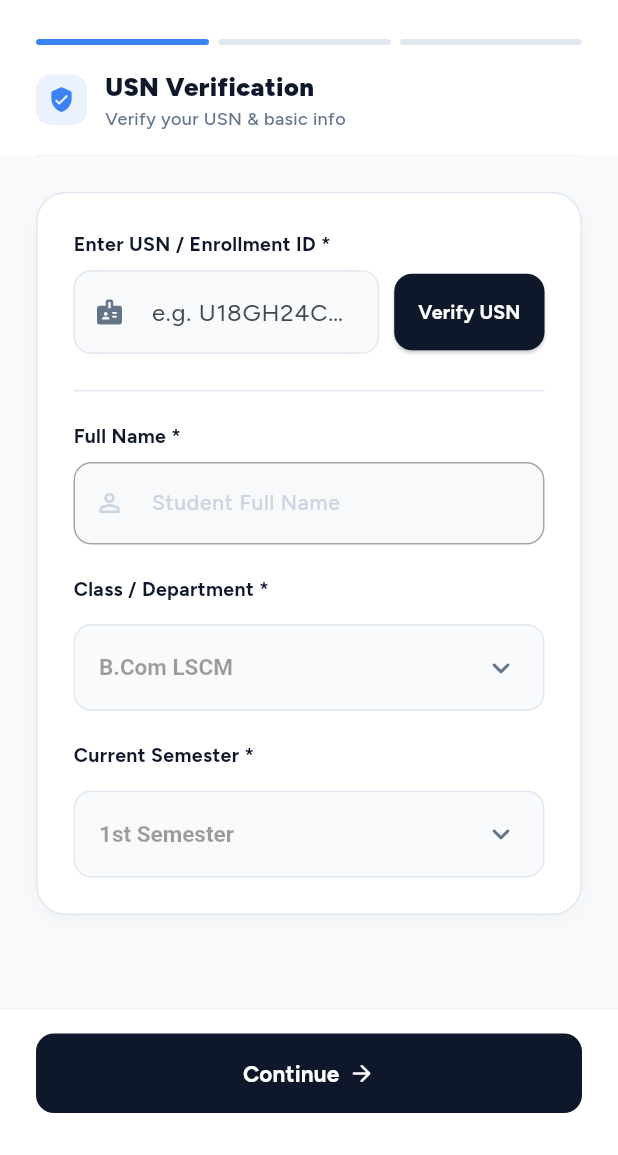
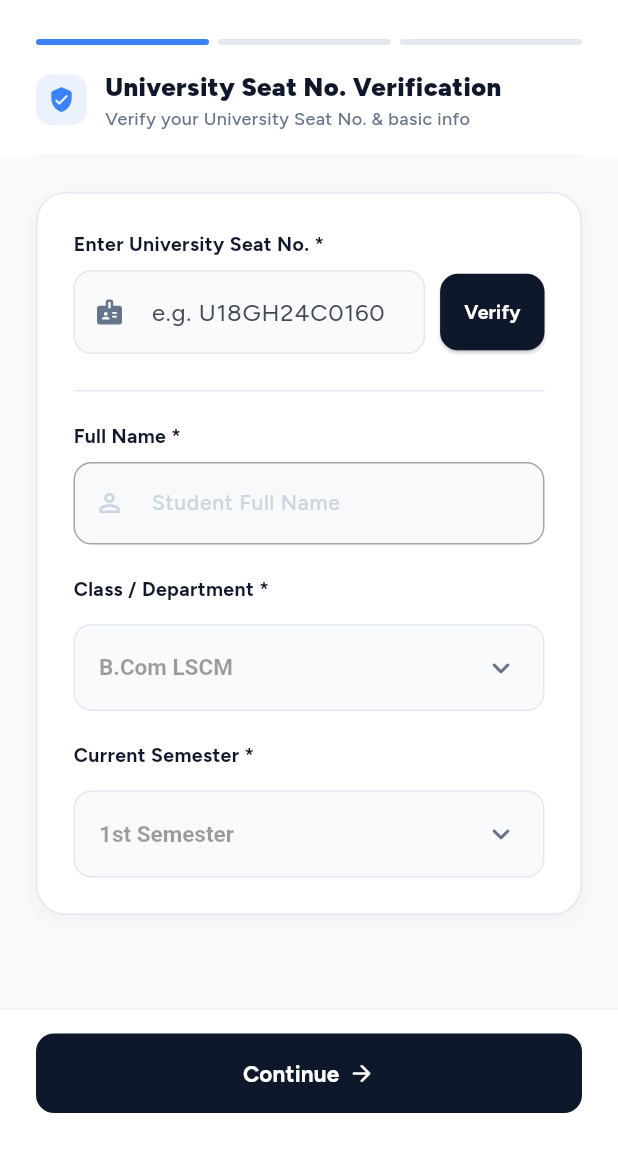
Before and after one commit to charanrajb28/myapp, a Flutter app: the screen it shows after launch, after a tap on "Create an account", on a phone screen of 412 x 824 dp, the part 81-1236 px from its top. Run offline on Flutter 3.47's test engine with Material 3 defaults, Android fonts, the phone set to English and light mode, and no system bars; our stand-ins replace file_picker, firebase_auth, firebase_core, firebase_messaging, flutter_local_notifications, flutter_riverpod and 5 more; missing offline and left inert: dart:html, excel, file_selector, mailer, mobile_scanner; accounts and stored records are empty; network calls fail.

Commit message:
error fix

```diff
--- a/lib/main.dart
+++ b/lib/main.dart
@@ -17,6 +17,7 @@ import 'screens/admin/admin_shell.dart';
 import 'screens/admin/dashboard/admin_dashboard_screen.dart';
 import 'screens/student/student_shell.dart';
 import 'utils/device_session_helper.dart';
+import 'utils/error_handler.dart';
 import 'services/fcm_service.dart';
 import 'widgets/app_logo.dart';
 
@@ -567,7 +568,7 @@ class _LoginPageState extends State<LoginPage> {
                       crossAxisAlignment: CrossAxisAlignment.start,
                       children: [
                         Text(
-                          'College Email / ID',
+                          'College Email',
                           style: TextStyle(
                             fontSize: 14,
                             fontWeight: FontWeight.w700,
@@ -578,7 +579,7 @@ class _LoginPageState extends State<LoginPage> {
                         TextField(
                           controller: _emailController,
                           decoration: InputDecoration(
-                            hintText: 'Enter your official credentials',
+                            hintText: 'Enter your official email',
                             hintStyle: TextStyle(
                               color: textSecondary.withValues(alpha: 0.7),
                               fontSize: 14,
@@ -825,7 +826,7 @@ class _LoginPageState extends State<LoginPage> {
                                 if (context.mounted) {
                                   ScaffoldMessenger.of(context).showSnackBar(
                                     SnackBar(
-                                      content: Text(e.toString()),
+                                      content: Text(ErrorHandler.getErrorMessage(e)),
                                       backgroundColor: Colors.red,
                                     )
                                   );
--- a/lib/screens/admin/dashboard/more_options_screen.dart
+++ b/lib/screens/admin/dashboard/more_options_screen.dart
@@ -112,7 +112,7 @@ class _MoreOptionsScreenState extends State<MoreOptionsScreen> {
       if (type == 'students') {
         fileName = 'student_records_${DateTime.now().millisecondsSinceEpoch}.csv';
         final data = await client.from('students').select('*');
-        sb.writeln('Enrollment ID,Name,College,Department,Semester,Email,Phone,Parent Contact,Parent Email,GPA,Graduation Year,Blacklisted');
+        sb.writeln('University Seat No.,Name,College,Department,Semester,Email,Phone,Parent Contact,Parent Email,GPA,Graduation Year,Blacklisted');
         for (final row in data) {
           final email = row['contact_email']?.toString() ?? '';
           sb.writeln('"${row['enrollment_id'] ?? ''}","${row['name'] ?? ''}","${row['college'] ?? ''}","${row['department'] ?? ''}","${row['semester'] ?? ''}","$email","${row['phone_number'] ?? ''}","${row['parent_contact'] ?? ''}","${row['parent_email'] ?? ''}","${row['gpa'] ?? ''}","${row['graduation_year'] ?? ''}","${row['is_blacklisted'] == true ? 'Yes' : 'No'}"');
@@ -128,7 +128,7 @@ class _MoreOptionsScreenState extends State<MoreOptionsScreen> {
       } else if (type == 'internships') {
         fileName = 'internship_reports_${DateTime.now().millisecondsSinceEpoch}.csv';
         final data = await client.from('applications').select('*, students(name, enrollment_id), internships(role, start_date, end_date, companies(name))');
-        sb.writeln('Student Name,Enrollment ID,Company,Role,Status,Progress %,Start Date,End Date,Mentor Name');
+        sb.writeln('Student Name,University Seat No.,Company,Role,Status,Progress %,Start Date,End Date,Mentor Name');
         for (final row in data) {
           final student = row['students'] as Map? ?? {};
           final internship = row['internships'] as Map? ?? {};
@@ -139,7 +139,7 @@ class _MoreOptionsScreenState extends State<MoreOptionsScreen> {
       } else if (type == 'alerts') {
         fileName = 'alert_logs_${DateTime.now().millisecondsSinceEpoch}.csv';
         final data = await client.from('applications').select('*, students(name, enrollment_id), internships(role, end_date, companies(name))').inFilter('status', ['Removed', 'Completed']).order('progress', ascending: true);
-        sb.writeln('Alert Reason,Student Name,Enrollment ID,Company,Role,Status,Progress %,End Date');
+        sb.writeln('Alert Reason,Student Name,University Seat No.,Company,Role,Status,Progress %,End Date');
         for (final row in data) {
           final student = row['students'] as Map? ?? {};
           final internship = row['internships'] as Map? ?? {};
--- a/lib/screens/admin/feedbacks/admin_form_responses_screen.dart
+++ b/lib/screens/admin/feedbacks/admin_form_responses_screen.dart
@@ -90,7 +90,7 @@ class _AdminFormResponsesScreenState extends State<AdminFormResponsesScreen> {
       excel.setDefaultSheet('Responses');
 
       // Header row
-      List<String> headers = ['Date', 'Student Name', 'Enrollment ID'];
+      List<String> headers = ['Date', 'Student Name', 'University Seat No.'];
       for (var q in widget.schema) {
         headers.add(q['question'].toString());
       }
--- a/lib/screens/admin/students/add_student_screen.dart
+++ b/lib/screens/admin/students/add_student_screen.dart
@@ -323,7 +323,7 @@ class _AddStudentScreenState extends State<AddStudentScreen> {
                         crossAxisAlignment: CrossAxisAlignment.start,
                         children: [
                           _buildResponsiveRow(isMobile, [
-                            _buildTextField(label: 'Enrollment ID', controller: _idController, hint: 'e.g. STU-2024-001', icon: Icons.badge_outlined),
+                            _buildTextField(label: 'University Seat No.', controller: _idController, hint: 'e.g. STU-2024-001', icon: Icons.badge_outlined),
                             _buildDropdownField(
                               label: 'Department / Major',
                               value: _selectedDepartment,
--- a/lib/screens/admin/students/student_detail_screen.dart
+++ b/lib/screens/admin/students/student_detail_screen.dart
@@ -1447,7 +1447,7 @@ class _StudentDetailScreenState extends State<StudentDetailScreen> {
             style: TextStyle(fontSize: 18, fontWeight: FontWeight.w800, color: Color(0xFF0F172A)),
           ),
           const SizedBox(height: 24),
-          _buildInfoRow(Icons.badge_outlined, 'Enrollment ID', _valOrFallback(_studentData?['enrollment_id'], 'N/A')),
+          _buildInfoRow(Icons.badge_outlined, 'University Seat No.', _valOrFallback(_studentData?['enrollment_id'], 'N/A')),
           const SizedBox(height: 16),
           _buildInfoRow(Icons.email_outlined, 'Contact Email', _valOrFallback(_studentData?['contact_email'], 'Not Given')),
           const SizedBox(height: 16),
--- a/lib/screens/admin/students/students_list_screen.dart
+++ b/lib/screens/admin/students/students_list_screen.dart
@@ -172,7 +172,7 @@ class _StudentsListScreenState extends ConsumerState<StudentsListScreen> {
     try {
       final headers = [
         'ID',
-        'Enrollment ID',
+        'University Seat No.',
         'Name',
         'Department',
         'Semester',
@@ -791,7 +791,7 @@ class _StudentsListScreenState extends ConsumerState<StudentsListScreen> {
       child: TextField(
         controller: _searchController,
         decoration: InputDecoration(
-          hintText: 'Search by name, ID, or email...',
+          hintText: 'Search by name, University Seat No., or email...',
           hintStyle: const TextStyle(color: Color(0xFF94A3B8), fontSize: 14),
           prefixIcon: const Icon(Icons.search_rounded, color: Color(0xFF64748B), size: 20),
           suffixIcon: _searchController.text.isNotEmpty
--- a/lib/screens/auth/forgot_password_screen.dart
+++ b/lib/screens/auth/forgot_password_screen.dart
@@ -5,6 +5,7 @@ import 'package:mailer/mailer.dart';
 import 'package:mailer/smtp_server.dart';
 import '../../services/mail_server_service.dart';
 import '../../services/supabase_compat.dart';
+import '../../utils/error_handler.dart';
 
 import '../../config/mail_config.dart';
 import '../../widgets/app_logo.dart';
@@ -52,7 +53,7 @@ class _ForgotPasswordScreenState extends State<ForgotPasswordScreen> {
       Navigator.of(context).pop();
     } catch (e) {
       if (!mounted) return;
-      _showError('Unable to send password reset email: $e');
+      _showError(ErrorHandler.getErrorMessage(e, fallbackMessage: 'Unable to send password reset email. Please try again.'));
     } finally {
       if (mounted) setState(() => _isSubmitting = false);
     }
@@ -95,7 +96,7 @@ class _ForgotPasswordScreenState extends State<ForgotPasswordScreen> {
       Navigator.of(context).pop();
     } catch (e) {
       if (!mounted) return;
-      _showError('Unable to reset password: $e');
+      _showError(ErrorHandler.getErrorMessage(e, fallbackMessage: 'Unable to reset password. Please try again.'));
     } finally {
       if (mounted) setState(() => _isSubmitting = false);
     }
--- a/lib/screens/auth/student_onboarding_screen.dart
+++ b/lib/screens/auth/student_onboarding_screen.dart
@@ -1,6 +1,7 @@
 import 'package:flutter/material.dart';
 import '../../services/auth_service.dart';
 import '../../services/turso_database_service.dart';
+import '../../utils/error_handler.dart';
 import '../../widgets/app_logo.dart';
 import '../student/student_shell.dart';
 
@@ -127,12 +128,36 @@ class _StudentOnboardingScreenState extends State<StudentOnboardingScreen> with
     _confirmPasswordController.dispose();
     super.dispose();
   }
+  String _normalizeSemester(String input) {
+    final trimmed = input.trim();
+    if (trimmed.isEmpty) return '1st Semester';
+
+    // Exact match first
+    for (final sem in _semesters) {
+      if (sem.toLowerCase() == trimmed.toLowerCase()) {
+        return sem;
+      }
+    }
+
+    // Extract digits e.g. "3", "3rd", "Semester 3"
+    final digitMatch = RegExp(r'[1-8]').firstMatch(trimmed);
+    if (digitMatch != null) {
+      final num = int.parse(digitMatch.group(0)!);
+      final suffixes = ['st', 'nd', 'rd', 'th', 'th', 'th', 'th', 'th'];
+      final expected = '$num${suffixes[num - 1]} Semester';
+      if (_semesters.contains(expected)) {
+        return expected;
+      }
+    }
+
+    return trimmed;
+  }
 
   Future<void> _verifyUsn() async {
     final usn = _usnController.text.trim();
     if (usn.isEmpty) {
       setState(() {
-        _usnError = 'Please enter your USN / Enrollment ID.';
+        _usnError = 'Please enter your University Seat No.';
         _usnVerified = false;
       });
       return;
@@ -153,7 +178,7 @@ class _StudentOnboardingScreenState extends State<StudentOnboardingScreen> with
 
       if (existingStudent.isNotEmpty) {
         setState(() {
-          _usnError = 'User with USN already exists.';
+          _usnError = 'User with University Seat No. already exists.';
           _usnVerified = false;
           _isVerifyingUsn = false;
         });
@@ -168,7 +193,7 @@ class _StudentOnboardingScreenState extends State<StudentOnboardingScreen> with
 
       if (pendingList.isEmpty) {
         setState(() {
-          _usnError = 'Invalid USN. USN not found in student verification database.';
+          _usnError = 'Invalid University Seat No. University Seat No. not found in student verification database.';
           _usnVerified = false;
           _isVerifyingUsn = false;
         });
@@ -179,7 +204,8 @@ class _StudentOnboardingScreenState extends State<StudentOnboardingScreen> with
       final studentData = pendingList.first;
       final name = studentData['name']?.toString() ?? '';
       final department = studentData['department']?.toString() ?? 'B.Com LSCM';
-      final semester = studentData['semester']?.toString() ?? '1st Semester';
+      final rawSemester = studentData['semester']?.toString() ?? '1st Semester';
+      final semester = _normalizeSemester(rawSemester);
 
       setState(() {
         if (name.isNotEmpty) {
@@ -191,17 +217,18 @@ class _StudentOnboardingScreenState extends State<StudentOnboardingScreen> with
           _departments.add(department);
           _selectedDepartment = department;
         }
-        if (_semesters.contains(semester)) {
-          _selectedSemester = semester;
+        if (!_semesters.contains(semester)) {
+          _semesters.add(semester);
         }
+        _selectedSemester = semester;
         _usnVerified = true;
         _usnError = null;
         _isVerifyingUsn = false;
       });
     } catch (e) {
-      debugPrint('Error verifying USN: $e');
+      debugPrint('Error verifying University Seat No.: $e');
       setState(() {
-        _usnError = 'Error verifying USN: $e';
+        _usnError = 'Error verifying University Seat No.: $e';
         _usnVerified = false;
         _isVerifyingUsn = false;
       });
@@ -249,7 +276,7 @@ class _StudentOnboardingScreenState extends State<StudentOnboardingScreen> with
     if (!_formKeys[3].currentState!.validate()) return;
 
     if (!_usnVerified) {
-      _showError('Please verify your USN in Step 1 first.');
+      _showError('Please verify your University Seat No. in Step 1 first.');
       _goToStep(0);
       return;
     }
@@ -331,7 +358,7 @@ class _StudentOnboardingScreenState extends State<StudentOnboardingScreen> with
       );
     } catch (e) {
       if (!mounted) return;
-      _showError('Failed to complete registration: $e');
+      _showError(ErrorHandler.getErrorMessage(e, fallbackMessage: 'Failed to complete registration. Please try again.'));
     } finally {
       if (mounted) setState(() => _isSaving = false);
     }
@@ -354,8 +381,8 @@ class _StudentOnboardingScreenState extends State<StudentOnboardingScreen> with
     final steps = [
       const _StepMeta(
         icon: Icons.verified_user_rounded,
-        title: 'USN Verification',
-        subtitle: 'Verify your USN & basic info',
+        title: 'University Seat No. Verification',
+        subtitle: 'Verify your University Seat No. & basic info',
         color: Color(0xFF3B82F6),
       ),
       const _StepMeta(
@@ -518,7 +545,7 @@ class _StudentOnboardingScreenState extends State<StudentOnboardingScreen> with
           children: [
             _card(
               children: [
-                _inputLabel('Enter USN / Enrollment ID *'),
+                _inputLabel('Enter University Seat No. *'),
                 Row(
                   children: [
                     Expanded(
@@ -535,8 +562,8 @@ class _StudentOnboardingScreenState extends State<StudentOnboardingScreen> with
                           focusedBorder: OutlineInputBorder(borderRadius: BorderRadius.circular(12), borderSide: const BorderSide(color: _primary, width: 2)),
                         ),
                         validator: (v) {
-                          if ((v ?? '').trim().isEmpty) return 'USN is required';
-                          if (!_usnVerified) return 'Please verify your USN';
+                          if ((v ?? '').trim().isEmpty) return 'University Seat No. is required';
+                          if (!_usnVerified) return 'Please verify your University Seat No.';
                           return null;
                         },
                       ),
@@ -552,7 +579,7 @@ class _StudentOnboardingScreenState extends State<StudentOnboardingScreen> with
                       ),
                       child: _isVerifyingUsn
                           ? const SizedBox(width: 18, height: 18, child: CircularProgressIndicator(color: Colors.white, strokeWidth: 2))
-                          : const Text('Verify USN', style: TextStyle(fontWeight: FontWeight.bold, fontSize: 13)),
+                          : const Text('Verify', style: TextStyle(fontWeight: FontWeight.bold, fontSize: 13)),
                     ),
                   ],
                 ),
@@ -596,7 +623,7 @@ class _StudentOnboardingScreenState extends State<StudentOnboardingScreen> with
                         SizedBox(width: 8),
                         Expanded(
                           child: Text(
-                            'USN Verified! Student details fetched successfully.',
+                            'University Seat No. Verified! Student details fetched successfully.',
                             style: TextStyle(color: Color(0xFF15803D), fontWeight: FontWeight.bold, fontSize: 12.5),
                           ),
                         ),
--- a/lib/screens/student/profile/student_profile_screen.dart
+++ b/lib/screens/student/profile/student_profile_screen.dart
@@ -225,7 +225,7 @@ class _StudentProfileScreenState extends State<StudentProfileScreen> {
         _divider(),
         _infoTile('Semester', profile?.semester ?? 'Not set'),
         _divider(),
-        _infoTile('Enrollment ID', profile?.enrollmentId ?? 'Not set'),
+        _infoTile('University Seat No.', profile?.enrollmentId ?? 'Not set'),
         _divider(),
         _infoTile('Graduation Year', profile?.graduationYear ?? 'Not set'),
         _divider(),
```
Also changed, not shown: lib/screens/admin/companies/companies_list_screen.dart (+28 -9 lines), lib/screens/admin/students/verify_students_screen.dart (+41 -14 lines), lib/screens/student/profile/security_password_screen.dart (+9 -10 lines), lib/utils/error_handler.dart (added, +32 -0 lines), 1 other file.
